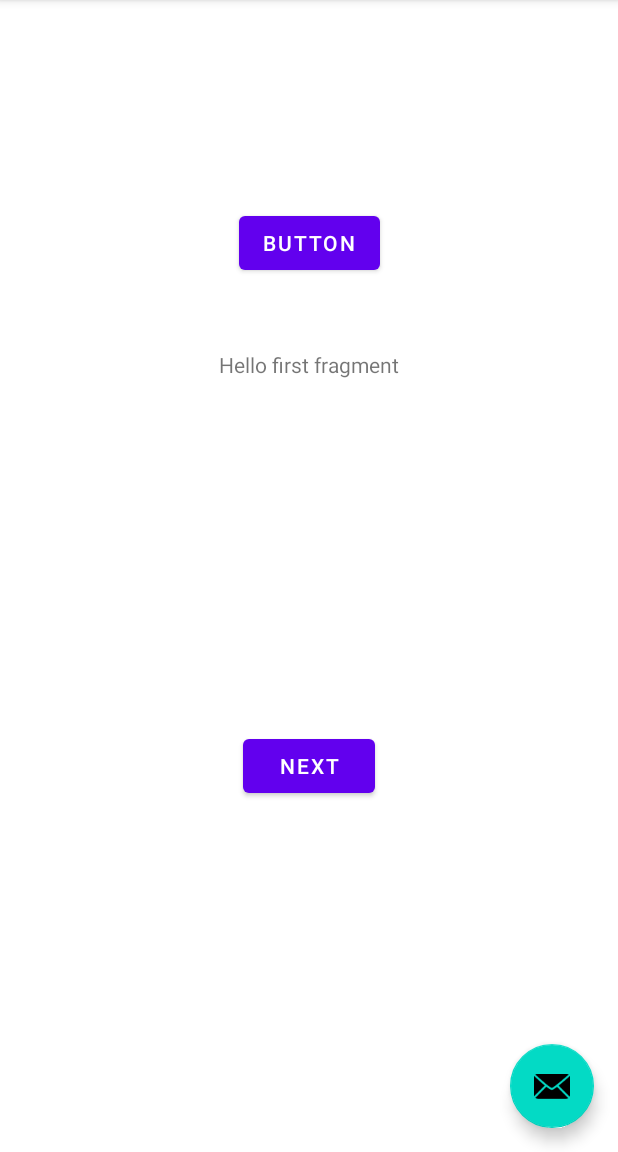
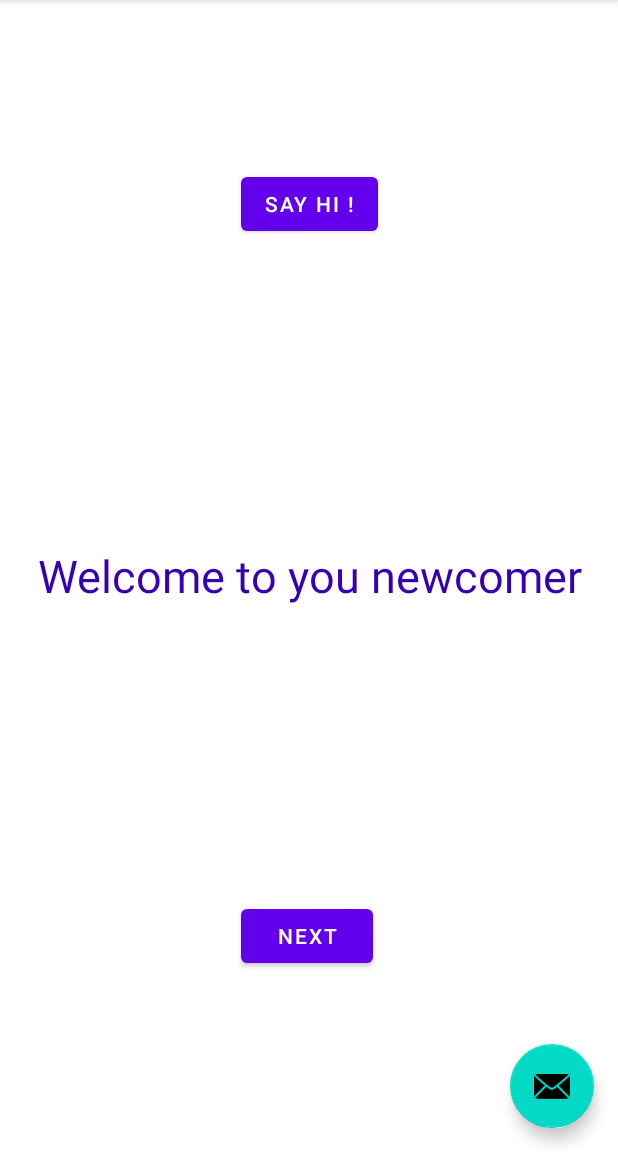
Before and after one commit to francois-los/android_M1S2, an Android app: the screen it shows after launch (MainActivity), on a phone screen of 412 x 824 dp, the part 84-1236 px from its top. Run offline under Robolectric (Android 15) with nearby library versions, the phone set to English and light mode, and no system bars.

Commit message:
Add design and image

```diff
--- a/HelloWorld/app/src/main/res/layout/fragment_first.xml
+++ b/HelloWorld/app/src/main/res/layout/fragment_first.xml
@@ -8,10 +8,13 @@
 
     <TextView
         android:id="@+id/textview_first"
-        android:layout_width="wrap_content"
-        android:layout_height="wrap_content"
-        android:text="@string/hello_first_fragment"
-        app:layout_constraintBottom_toTopOf="@id/button_first"
+        android:layout_width="match_parent"
+        android:layout_height="match_parent"
+        android:gravity="center"
+        android:text="@string/welcome_message"
+        android:textColor="@color/purple_700"
+        android:textSize="@dimen/big"
+        app:layout_constraintBottom_toBottomOf="parent"
         app:layout_constraintEnd_toEndOf="parent"
         app:layout_constraintStart_toStartOf="parent"
         app:layout_constraintTop_toTopOf="parent" />
@@ -20,20 +23,20 @@
         android:id="@+id/button_first"
         android:layout_width="wrap_content"
         android:layout_height="wrap_content"
+        android:layout_marginBottom="120dp"
         android:text="@string/next"
-        app:layout_constraintBottom_toBottomOf="parent"
+        app:layout_constraintBottom_toBottomOf="@+id/textview_first"
         app:layout_constraintEnd_toEndOf="parent"
-        app:layout_constraintStart_toStartOf="parent"
-        app:layout_constraintTop_toBottomOf="@id/textview_first" />
+        app:layout_constraintHorizontal_bias="0.495"
+        app:layout_constraintStart_toStartOf="parent" />
 
     <Button
         android:id="@+id/helloButton"
         android:layout_width="wrap_content"
         android:layout_height="wrap_content"
-        android:layout_marginTop="138dp"
-        android:text="Button"
+        android:layout_marginTop="112dp"
+        android:text="Say hi !"
         app:layout_constraintEnd_toEndOf="parent"
-        app:layout_constraintHorizontal_bias="0.5"
         app:layout_constraintStart_toStartOf="parent"
         app:layout_constraintTop_toTopOf="parent" />
 </androidx.constraintlayout.widget.ConstraintLayout>
--- a/HelloWorld/app/src/main/res/layout/fragment_second.xml
+++ b/HelloWorld/app/src/main/res/layout/fragment_second.xml
@@ -15,6 +15,15 @@
         app:layout_constraintStart_toStartOf="parent"
         app:layout_constraintTop_toTopOf="parent" />
 
+    <ImageView
+        android:layout_width="261dp"
+        android:layout_height="368dp"
+        android:layout_marginTop="56dp"
+        android:src="@drawable/hi"
+        app:layout_constraintEnd_toEndOf="parent"
+        app:layout_constraintStart_toStartOf="parent"
+        app:layout_constraintTop_toTopOf="parent" />
+
     <Button
         android:id="@+id/button_second"
         android:layout_width="wrap_content"
--- a/HelloWorld/app/src/main/res/values/dimens.xml
+++ b/HelloWorld/app/src/main/res/values/dimens.xml
@@ -1,3 +1,4 @@
 <resources>
     <dimen name="fab_margin">16dp</dimen>
+    <dimen name="big">30dp</dimen>
 </resources>
--- a/HelloWorld/app/src/main/res/values/strings.xml
+++ b/HelloWorld/app/src/main/res/values/strings.xml
@@ -9,4 +9,5 @@
 
     <string name="hello_first_fragment">Hello first fragment</string>
     <string name="hello_second_fragment">Hello second fragment. Arg: %1$s</string>
+    <string name="welcome_message">Welcome to you newcomer</string>
 </resources>
```
Also changed, not shown: HelloWorld/app/src/main/res/drawable/hi.jpg (added).
